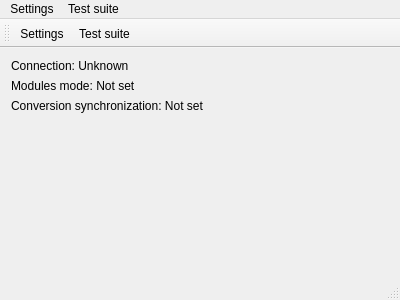
Old version of the form mainwindow.ui in the repository stepankuzmin/mole.
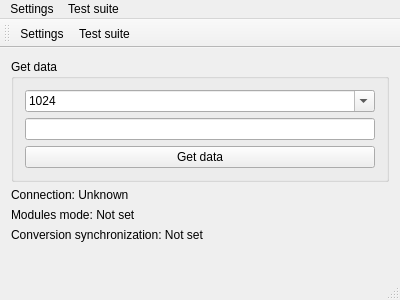
New version of the form.

Commit message: get seismic data realised

```diff
--- a/mainwindow.ui
+++ b/mainwindow.ui
@@ -17,6 +17,42 @@
    <layout class="QHBoxLayout" name="horizontalLayout">
     <item>
      <layout class="QVBoxLayout" name="verticalLayout">
+      <item>
+       <widget class="QGroupBox" name="getDataGroupBox">
+        <property name="title">
+         <string>Get data</string>
+        </property>
+        <layout class="QVBoxLayout" name="verticalLayout_2">
+         <item>
+          <widget class="QComboBox" name="samplesCountComboBox">
+           <property name="editable">
+            <bool>true</bool>
+           </property>
+           <item>
+            <property name="text">
+             <string>1024</string>
+            </property>
+           </item>
+           <item>
+            <property name="text">
+             <string>2048</string>
+            </property>
+           </item>
+          </widget>
+         </item>
+         <item>
+          <widget class="QLineEdit" name="lineEdit"/>
+         </item>
+         <item>
+          <widget class="QPushButton" name="getDataPushButton">
+           <property name="text">
+            <string>Get data</string>
+           </property>
+          </widget>
+         </item>
+        </layout>
+       </widget>
+      </item>
       <item>
        <widget class="QLabel" name="connectionStateLabel">
         <property name="text">
```
The commit also changes 5 other files.
